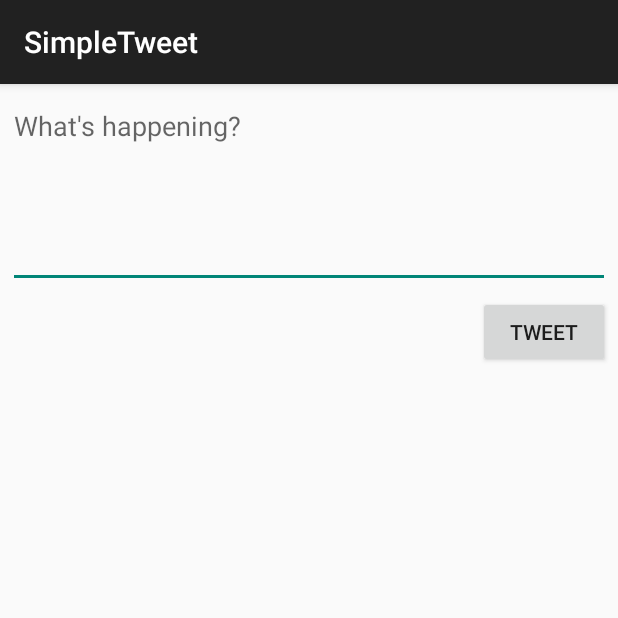
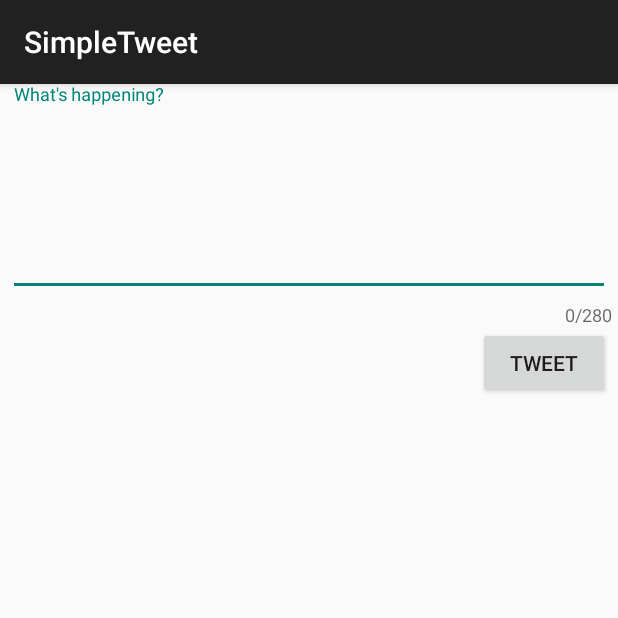
Before and after one commit to charisgao/Twitter, an Android app: the TimelineActivity screen opened directly, with no data from a screen before it, after a tap on "Compose", on a phone screen of 412 x 824 dp, the top half of it. Run offline under Robolectric (Android 15) with nearby library versions, the phone set to English and light mode, and no system bars; our stand-ins replace Room's generated code; libraries missing offline, so code that uses them is left out: com.codepath.asynchttpclient, com.facebook.stetho, org.parceler; pictures from the network do not load; 2 statements that could not run were skipped.

Commit message:
character count, refresh, embed images

```diff
--- a/app/build.gradle
+++ b/app/build.gradle
@@ -55,4 +55,9 @@ dependencies {
     implementation "androidx.room:room-runtime:$room_version"
     annotationProcessor "androidx.room:room-compiler:$room_version"
     implementation 'com.facebook.stetho:stetho:1.5.1'
+
+    implementation 'org.parceler:parceler-api:1.1.12'
+    annotationProcessor 'org.parceler:parceler:1.1.12'
+
+    implementation 'androidx.swiperefreshlayout:swiperefreshlayout:1.1.0'
 }
--- a/app/src/main/java/com/codepath/apps/restclienttemplate/ComposeActivity.java
+++ b/app/src/main/java/com/codepath/apps/restclienttemplate/ComposeActivity.java
@@ -2,6 +2,7 @@ package com.codepath.apps.restclienttemplate;
 
 import androidx.appcompat.app.AppCompatActivity;
 
+import android.content.Intent;
 import android.os.Bundle;
 import android.util.Log;
 import android.view.View;
@@ -13,18 +14,21 @@ import com.codepath.apps.restclienttemplate.models.Tweet;
 import com.codepath.asynchttpclient.RequestParams;
 import com.codepath.asynchttpclient.callback.JsonHttpResponseHandler;
 import com.codepath.oauth.OAuthBaseClient;
+import com.google.android.material.textfield.TextInputLayout;
 
 import org.json.JSONArray;
 import org.json.JSONException;
+import org.parceler.Parcels;
 
 import okhttp3.Headers;
 
 public class ComposeActivity extends AppCompatActivity {
 
-    public static final int MAX_TWEET_LENGTH = 140;
+    public static final int MAX_TWEET_LENGTH = 280;
 
     EditText etCompose;
     Button btnTweet;
+    TextInputLayout tilCompose;
 
     TwitterClient client;
 
@@ -36,6 +40,10 @@ public class ComposeActivity extends AppCompatActivity {
         client = TwitterApp.getRestClient(this);
 
         etCompose = findViewById(R.id.etCompose);
+
+        tilCompose = findViewById(R.id.tilCompose);
+        tilCompose.setCounterMaxLength(MAX_TWEET_LENGTH);
+
         btnTweet = findViewById(R.id.btnTweet);
 
         // Set click listener on button
@@ -58,11 +66,16 @@ public class ComposeActivity extends AppCompatActivity {
                         @Override
                         public void onSuccess(int statusCode, Headers headers, JSON json) {
                             Log.i("ComposeActivity", "onSuccess" + json.toString());
+                            Tweet tweet = new Tweet();
                             try {
-                                Tweet.fromJson(json.jsonObject);
+                                tweet = Tweet.fromJson(json.jsonObject);
                             } catch (JSONException e) {
                                 Log.e("ComposeActivity", "Json exception", e);
                             }
+                            Intent intent = new Intent();
+                            intent.putExtra("tweet", Parcels.wrap(tweet));
+                            setResult(RESULT_OK, intent);
+                            finish();
                         }
 
                         @Override
--- a/app/src/main/java/com/codepath/apps/restclienttemplate/TimelineActivity.java
+++ b/app/src/main/java/com/codepath/apps/restclienttemplate/TimelineActivity.java
@@ -1,9 +1,12 @@
 package com.codepath.apps.restclienttemplate;
 
+import androidx.annotation.Nullable;
 import androidx.appcompat.app.AppCompatActivity;
 import androidx.recyclerview.widget.LinearLayoutManager;
 import androidx.recyclerview.widget.RecyclerView;
+import androidx.swiperefreshlayout.widget.SwipeRefreshLayout;
 
+import android.annotation.SuppressLint;
 import android.content.Intent;
 import android.os.Bundle;
 import android.util.Log;
@@ -18,6 +21,7 @@ import com.codepath.asynchttpclient.callback.JsonHttpResponseHandler;
 
 import org.json.JSONArray;
 import org.json.JSONException;
+import org.parceler.Parcels;
 
 import java.util.ArrayList;
 import java.util.List;
@@ -27,6 +31,9 @@ import okhttp3.Headers;
 public class TimelineActivity extends AppCompatActivity {
 
     public static final String TAG = "TimelineActivity";
+    public static final int REQUEST_CODE = 1;
+
+    private SwipeRefreshLayout swipeContainer;
 
     TwitterClient client;
     RecyclerView rvTweets;
@@ -34,6 +41,7 @@ public class TimelineActivity extends AppCompatActivity {
     List<Tweet> tweets;
     TweetsAdapter adapter;
 
+    @SuppressLint("ResourceAsColor")
     @Override
     protected void onCreate(Bundle savedInstanceState) {
         super.onCreate(savedInstanceState);
@@ -41,17 +49,10 @@ public class TimelineActivity extends AppCompatActivity {
 
         client = TwitterApp.getRestClient(this);
 
-        // Find the RecyclerView and log out button
+        // Find the RecyclerView, log out button, and swipe container
         rvTweets = findViewById(R.id.rvTweets);
         btnLogout = findViewById(R.id.btnLogout);
-
-        btnLogout.setOnClickListener(new View.OnClickListener() {
-            @Override
-            public void onClick(View view) {
-                onLogoutButton();
-                Toast.makeText(getApplicationContext(), "Logout successful", Toast.LENGTH_SHORT).show();
-            }
-        });
+        swipeContainer = (SwipeRefreshLayout) findViewById(R.id.swipeContainer);
 
         // Initialize the list of tweets and adapter
         tweets = new ArrayList<>();
@@ -62,6 +63,55 @@ public class TimelineActivity extends AppCompatActivity {
         rvTweets.setAdapter(adapter);
 
         populateHomeTimeline();
+
+        // Button click listener
+        btnLogout.setOnClickListener(new View.OnClickListener() {
+            @Override
+            public void onClick(View view) {
+                onLogoutButton();
+                Toast.makeText(getApplicationContext(), "Logout successful", Toast.LENGTH_SHORT).show();
+            }
+        });
+
+
+        // Refresh listener which triggers new data loading
+        swipeContainer.setOnRefreshListener(new SwipeRefreshLayout.OnRefreshListener() {
+            @Override
+            public void onRefresh() {
+                fetchTimelineAsync(0);
+            }
+        });
+
+        // Configure the refreshing colors
+        swipeContainer.setColorSchemeResources(android.R.color.holo_blue_bright,
+                android.R.color.holo_green_light,
+                android.R.color.holo_orange_light,
+                android.R.color.holo_red_light);
+    }
+
+    public void fetchTimelineAsync(int page) {
+        // Send the network request to fetch the updated data
+        client.getHomeTimeline(new JsonHttpResponseHandler() {
+            @Override
+            public void onSuccess(int statusCode, Headers headers, JSON json) {
+                // CLear out old items and add new items to adapter
+                adapter.clear();
+                try {
+                    JSONArray jsonArray = json.jsonArray;
+                    adapter.addAll(Tweet.fromJsonArray(jsonArray));
+                } catch (JSONException e) {
+                    e.printStackTrace();
+                }
+
+                // setRefreshing false to signal refresh has finished
+                swipeContainer.setRefreshing(false);
+            }
+
+            @Override
+            public void onFailure(int statusCode, Headers headers, String response, Throwable throwable) {
+                Log.e(TAG, "Fetch timeline error: " + response, throwable);
+            }
+        });
     }
 
     @Override
@@ -77,9 +127,20 @@ public class TimelineActivity extends AppCompatActivity {
         if (item.getItemId() == R.id.compose) { // Compose icon has been selected
             // Navigate to the compose activity
             Intent intent = new Intent(this, ComposeActivity.class);
-            startActivity(intent);
+            startActivityForResult(intent, REQUEST_CODE);
         }
         return true;
+    }
+
+    @Override
+    protected void onActivityResult(int requestCode, int resultCode, @Nullable Intent data) {
+        super.onActivityResult(requestCode, resultCode, data);
+        if (REQUEST_CODE == requestCode && resultCode == RESULT_OK) {
+            Tweet tweet = Parcels.unwrap(data.getParcelableExtra("tweet"));
+            tweets.add(0, tweet);
+            adapter.notifyItemInserted(0);
+            rvTweets.smoothScrollToPosition(0);
+        }
     }
 
     private void populateHomeTimeline() {
--- a/app/src/main/java/com/codepath/apps/restclienttemplate/TwitterClient.java
+++ b/app/src/main/java/com/codepath/apps/restclienttemplate/TwitterClient.java
@@ -46,6 +46,7 @@ public class TwitterClient extends OAuthBaseClient {
 		String apiUrl = getApiUrl("statuses/home_timeline.json");
 		// Can specify query string params directly or through RequestParams.
 		RequestParams params = new RequestParams();
+		params.put("tweet_mode", "extended");
 		params.put("count", 25);
 		params.put("since_id", 1);
 		client.get(apiUrl, params, handler);
--- a/app/src/main/java/com/codepath/apps/restclienttemplate/models/User.java
+++ b/app/src/main/java/com/codepath/apps/restclienttemplate/models/User.java
@@ -2,12 +2,16 @@ package com.codepath.apps.restclienttemplate.models;
 
 import org.json.JSONException;
 import org.json.JSONObject;
+import org.parceler.Parcel;
 
+@Parcel
 public class User {
 
     public String name;
     public String screenName;
     public String profileImageUrl;
+
+    public User() {}
 
     public static User fromJson(JSONObject jsonObject) throws JSONException {
         User user = new User();
--- a/app/src/main/res/layout/activity_compose.xml
+++ b/app/src/main/res/layout/activity_compose.xml
@@ -6,6 +6,16 @@
     android:layout_height="match_parent"
     tools:context=".ComposeActivity">
 
+    <com.google.android.material.textfield.TextInputLayout
+        android:id="@+id/tilCompose"
+        android:layout_width="match_parent"
+        android:layout_height="wrap_content"
+        app:counterEnabled="true"
+        app:counterMaxLength="280"
+        app:layout_constraintEnd_toEndOf="parent"
+        app:layout_constraintStart_toStartOf="parent"
+        app:layout_constraintTop_toTopOf="parent">
+
         <EditText
             android:id="@+id/etCompose"
             android:layout_width="match_parent"
@@ -13,6 +23,7 @@
             android:layout_marginStart="5dp"
             android:layout_marginTop="5dp"
             android:layout_marginEnd="5dp"
+            android:autofillHints=""
             android:ems="10"
             android:gravity="start|top"
             android:hint="@string/hint"
@@ -20,15 +31,16 @@
             android:minLines="5"
             app:layout_constraintEnd_toEndOf="parent"
             app:layout_constraintStart_toStartOf="parent"
-        app:layout_constraintTop_toTopOf="parent" />
+            app:layout_constraintTop_toTopOf="parent"
+            tools:ignore="SpeakableTextPresentCheck" />
+    </com.google.android.material.textfield.TextInputLayout>
 
     <Button
         android:id="@+id/btnTweet"
         android:layout_width="wrap_content"
         android:layout_height="wrap_content"
-        android:layout_marginTop="5dp"
         android:layout_marginEnd="5dp"
         android:text="@string/tweet"
         app:layout_constraintEnd_toEndOf="parent"
-        app:layout_constraintTop_toBottomOf="@+id/etCompose" />
+        app:layout_constraintTop_toBottomOf="@+id/tilCompose" />
 </androidx.constraintlayout.widget.ConstraintLayout>
```
Also changed, not shown: app/src/main/java/com/codepath/apps/restclienttemplate/TweetsAdapter.java (+21 -0 lines), app/src/main/java/com/codepath/apps/restclienttemplate/models/Tweet.java (+19 -1 lines), app/src/main/res/layout/activity_timeline.xml (+16 -7 lines), app/src/main/res/layout/item_tweet.xml (+9 -0 lines), app/src/main/res/values/styles.xml (+8 -0 lines). Lines whose indentation alone changed are shown as unchanged.
